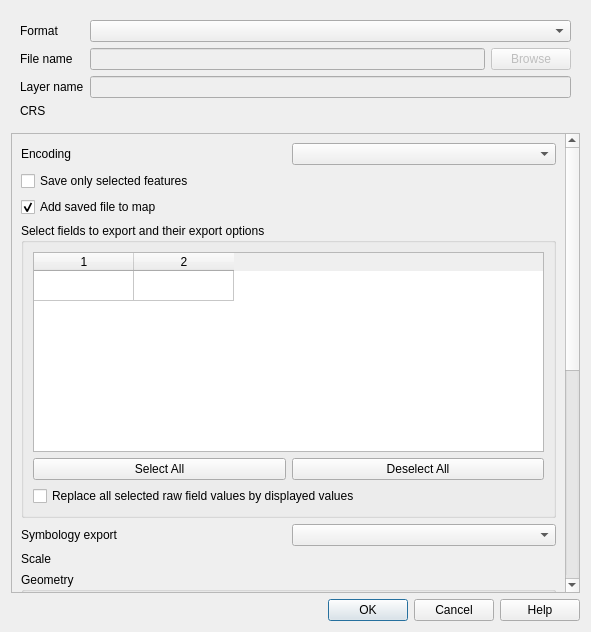
Before: the Qt Designer form src/ui/qgsvectorlayersaveasdialogbase.ui in qgis/QGIS, drawn with Qt 5.
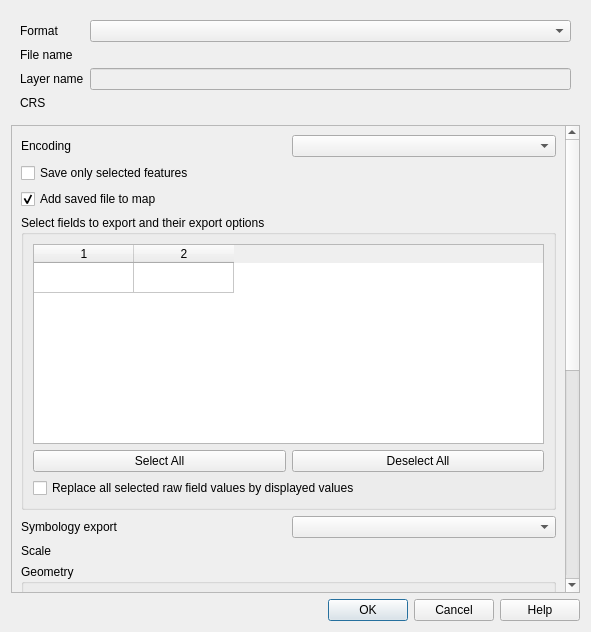
After: the same form once the commit is applied. Custom widgets are drawn as their Qt base class.

Commit message: [ui] use qgsfilewidget in the save vector as dialog

```diff
--- a/src/ui/qgsvectorlayersaveasdialogbase.ui
+++ b/src/ui/qgsvectorlayersaveasdialogbase.ui
@@ -31,22 +31,12 @@
        </widget>
       </item>
       <item row="1" column="2">
-       <widget class="QLineEdit" name="leFilename">
+       <widget class="QgsFileWidget" name="mFilename">
         <property name="enabled">
          <bool>false</bool>
         </property>
        </widget>
       </item>
-      <item row="1" column="3">
-       <widget class="QPushButton" name="browseFilename">
-        <property name="enabled">
-         <bool>false</bool>
-        </property>
-        <property name="text">
-         <string>Browse</string>
-        </property>
-       </widget>
-      </item>
       <item row="0" column="0">
        <widget class="QLabel" name="label_2">
         <property name="text">
@@ -57,7 +47,7 @@
         </property>
        </widget>
       </item>
-      <item row="0" column="2" colspan="2">
+      <item row="0" column="2">
        <widget class="QComboBox" name="mFormatComboBox"/>
       </item>
       <item row="1" column="0">
@@ -66,11 +56,11 @@
          <string>File name</string>
         </property>
         <property name="buddy">
-         <cstring>leFilename</cstring>
+         <cstring>mFilename</cstring>
         </property>
        </widget>
       </item>
-      <item row="3" column="2" colspan="2">
+      <item row="3" column="2">
        <widget class="QgsProjectionSelectionWidget" name="mCrsSelector" native="true">
         <property name="focusPolicy">
          <enum>Qt::StrongFocus</enum>
@@ -83,11 +73,11 @@
          <string>Layer name</string>
         </property>
         <property name="buddy">
-         <cstring>leFilename</cstring>
+         <cstring>leLayername</cstring>
         </property>
        </widget>
       </item>
-      <item row="2" column="2" colspan="2">
+      <item row="2" column="2">
        <widget class="QLineEdit" name="leLayername">
         <property name="enabled">
          <bool>false</bool>
@@ -468,6 +458,12 @@
    <extends>QWidget</extends>
    <header>qgsscalewidget.h</header>
   </customwidget>
+  <customwidget>
+   <class>QgsFileWidget</class>
+   <extends>QWidget</extends>
+   <header>qgsfilewidget.h</header>
+   <container>1</container>
+  </customwidget>
  </customwidgets>
  <tabstops>
   <tabstop>mFormatComboBox</tabstop>
```
Left out of the diff: 3 changed lines with no effect on the pictures. The commit also changes 2 other files.
